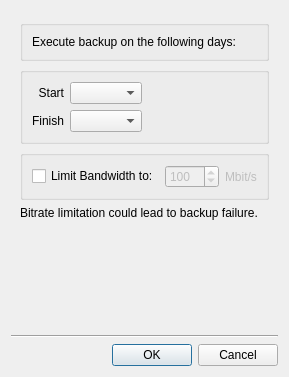
This is vms/client/nx_vms_client_desktop/src/ui/dialogs/backup_schedule_dialog.ui in networkoptix/nx_open as Qt 5 draws it before an edit. The edited form follows.
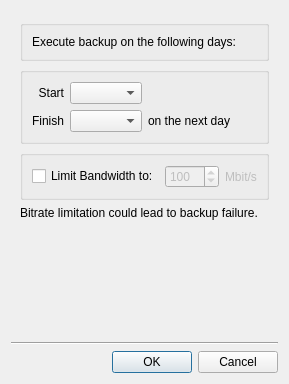
This is the edited form.

Commit message:
VMS-11099: Show warning in backup schedule if "Finish" time is less that "Start"
<==== Mercurial data ====>
Branch: vms_4.0_gui

Patch:
```diff
--- a/vms/client/nx_vms_client_desktop/src/ui/dialogs/backup_schedule_dialog.ui
+++ b/vms/client/nx_vms_client_desktop/src/ui/dialogs/backup_schedule_dialog.ui
@@ -6,8 +6,8 @@
    <rect>
     <x>0</x>
     <y>0</y>
-    <width>286</width>
-    <height>377</height>
+    <width>288</width>
+    <height>384</height>
    </rect>
   </property>
   <property name="windowTitle">
@@ -89,6 +89,13 @@
            </property>
           </spacer>
          </item>
+         <item row="1" column="2">
+          <widget class="QLabel" name="finishNextDayLabel">
+           <property name="text">
+            <string>on the next day</string>
+           </property>
+          </widget>
+         </item>
         </layout>
        </widget>
       </item>
```
The commit also changes 2 other files.
